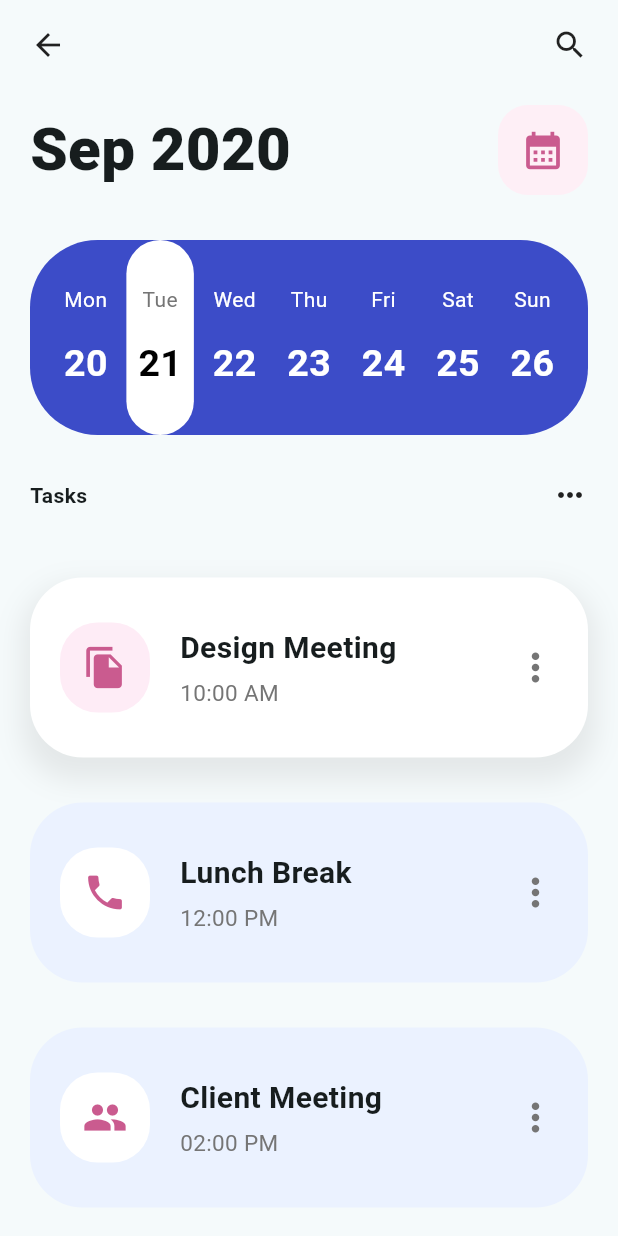
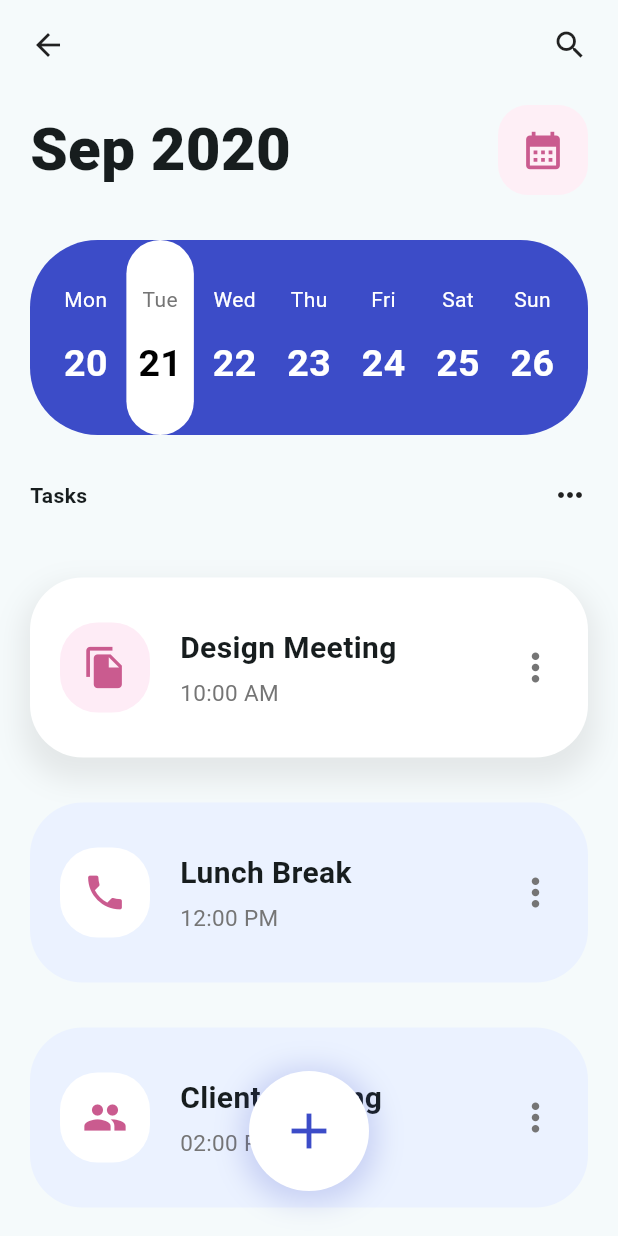
Before and after one commit to maximeroucher/formationflutter, a Flutter app: the screen it shows after launch, on a phone screen of 412 x 824 dp. Run offline on Flutter 3.47's test engine with Material 2 defaults, Android fonts, the phone set to English and light mode, and no system bars.

Commit message:
feat: adding stack

```diff
--- a/lib/task_list.dart
+++ b/lib/task_list.dart
@@ -16,7 +16,9 @@ class TaskList extends StatelessWidget {
     ];
 
     return Expanded(
-      child: SingleChildScrollView(
+      child: Stack(
+        children: [
+          SingleChildScrollView(
             physics: const BouncingScrollPhysics(),
             child: Column(
               children: tasks
@@ -24,6 +26,30 @@ class TaskList extends StatelessWidget {
                   .toList(),
             ),
           ),
+          Positioned(
+            bottom: 30,
+            left: MediaQuery.of(context).size.width / 2 - 40,
+            child: Container(
+              width: 80,
+              height: 80,
+              decoration: BoxDecoration(
+                color: Colors.white,
+                borderRadius: BorderRadius.circular(40),
+                boxShadow: [
+                  BoxShadow(
+                    color: const Color.fromARGB(255, 60, 76, 200).withOpacity(0.2),
+                    spreadRadius: 5,
+                    blurRadius: 15,
+                    offset: const Offset(0, 3),
+                  ),
+                ],
+              ),
+              child: const Icon(Icons.add,
+                  color: Color.fromARGB(255, 60, 76, 200), size: 40),
+            ),
+          )
+        ],
+      ),
     );
   }
 }
```
Lines whose indentation alone changed are shown as unchanged.
